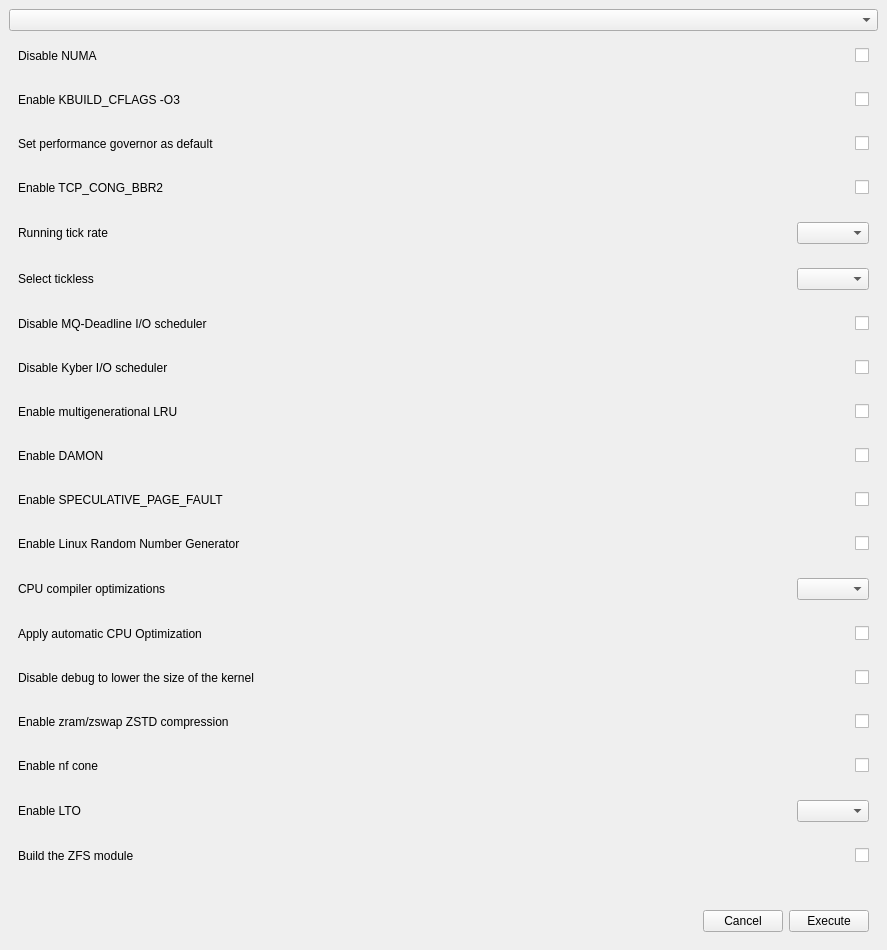
First picture: the form in src/conf-window.ui, repository CachyOS/kernel-manager, before the edit.
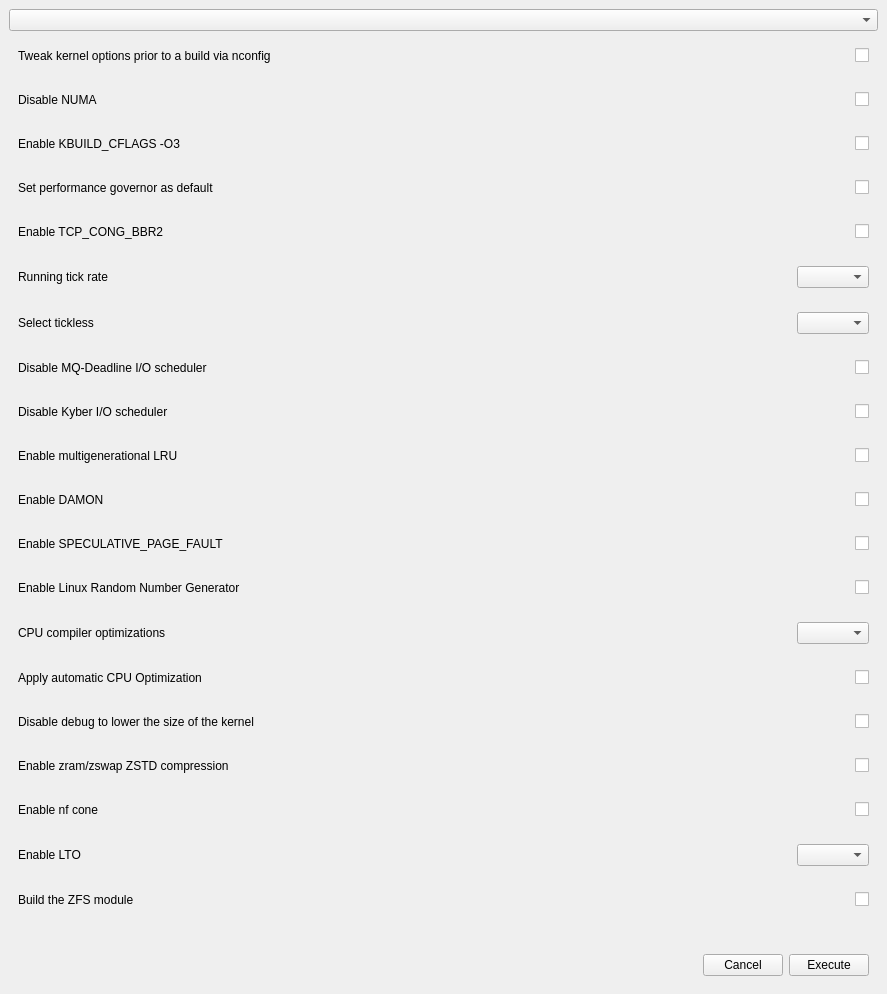
Second picture: the form after the edit. Icons and pictures are not drawn.

What changed in the file:
```diff
--- a/src/conf-window.ui
+++ b/src/conf-window.ui
@@ -22,6 +22,35 @@
     <item>
      <widget class="QComboBox" name="comboBox"/>
     </item>
+    <item>
+     <widget class="QWidget" name="nconfigwidget" native="true">
+      <layout class="QHBoxLayout" name="horizontalLayout20">
+       <item>
+        <widget class="QLabel" name="label19">
+         <property name="text">
+          <string>Tweak kernel options prior to a build via nconfig</string>
+         </property>
+        </widget>
+       </item>
+       <item>
+        <spacer name="horizontalSpacer20">
+         <property name="orientation">
+          <enum>Qt::Horizontal</enum>
+         </property>
+         <property name="sizeHint" stdset="0">
+          <size>
+           <width>40</width>
+           <height>20</height>
+          </size>
+         </property>
+        </spacer>
+       </item>
+       <item>
+        <widget class="QCheckBox" name="nconfigcheck"/>
+       </item>
+      </layout>
+     </widget>
+    </item>
     <item>
      <widget class="QWidget" name="numawidget" native="true">
       <layout class="QHBoxLayout" name="horizontalLayout">
```
